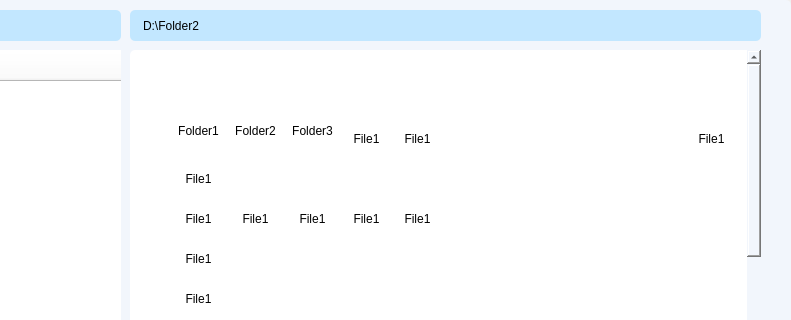
This is fileExplorer.ui in hdkhang6803/PC_Remote_Control as Qt 5 draws it before an edit; both pictures show x 110 to 901 and y 0 to 320 of the 901 by 573 pixel window. The edited form follows.
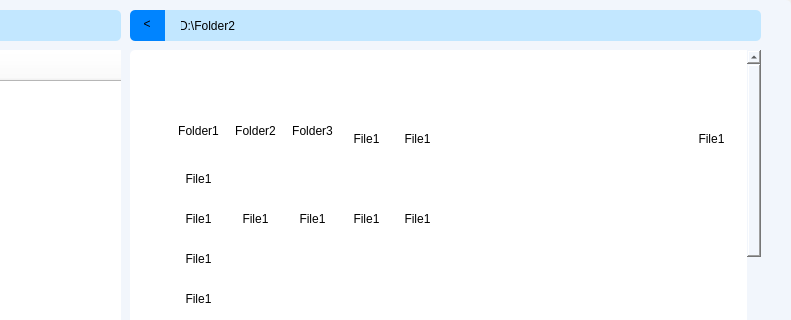
This is the edited form. Icons and pictures are not drawn.

```diff
--- a/fileExplorer.ui
+++ b/fileExplorer.ui
@@ -187,9 +187,9 @@
    <widget class="QLabel" name="Path">
     <property name="geometry">
      <rect>
-      <x>240</x>
+      <x>280</x>
       <y>10</y>
-      <width>631</width>
+      <width>591</width>
       <height>31</height>
      </rect>
     </property>
@@ -197,7 +197,7 @@
      <string notr="true">background-color: rgb(194, 231, 255);
 border: 1px #000000;
 border-radius: 5px;
-padding-left: 10px;
+padding-left: 6px;
 font: 600 11pt &quot;UTM Avo&quot;;</string>
     </property>
     <property name="text">
@@ -1051,11 +1051,52 @@
      <string>Exit</string>
     </property>
    </widget>
+   <widget class="QPushButton" name="backButton">
+    <property name="geometry">
+     <rect>
+      <x>240</x>
+      <y>10</y>
+      <width>41</width>
+      <height>31</height>
+     </rect>
+    </property>
+    <property name="styleSheet">
+     <string notr="true">background-color: rgb(0, 132, 255);
+border: 1px #000000;
+border-radius: 5px;
+padding: 0 7px 4px 0px;
+font: 600 11pt &quot;UTM Avo&quot;;</string>
+    </property>
+    <property name="text">
+     <string>&lt;</string>
+    </property>
+   </widget>
+   <widget class="QLabel" name="Filler">
+    <property name="geometry">
+     <rect>
+      <x>275</x>
+      <y>10</y>
+      <width>16</width>
+      <height>31</height>
+     </rect>
+    </property>
+    <property name="styleSheet">
+     <string notr="true">background-color: rgb(194, 231, 255);
+border: 1px #000000;
+font: 600 11pt &quot;UTM Avo&quot;;
+border-radius: 0;</string>
+    </property>
+    <property name="text">
+     <string/>
+    </property>
+   </widget>
    <zorder>treeWidget</zorder>
    <zorder>TreeView</zorder>
    <zorder>scrollArea</zorder>
-   <zorder>Path</zorder>
    <zorder>exitButton</zorder>
+   <zorder>backButton</zorder>
+   <zorder>Path</zorder>
+   <zorder>Filler</zorder>
   </widget>
  </widget>
  <resources/>
```
